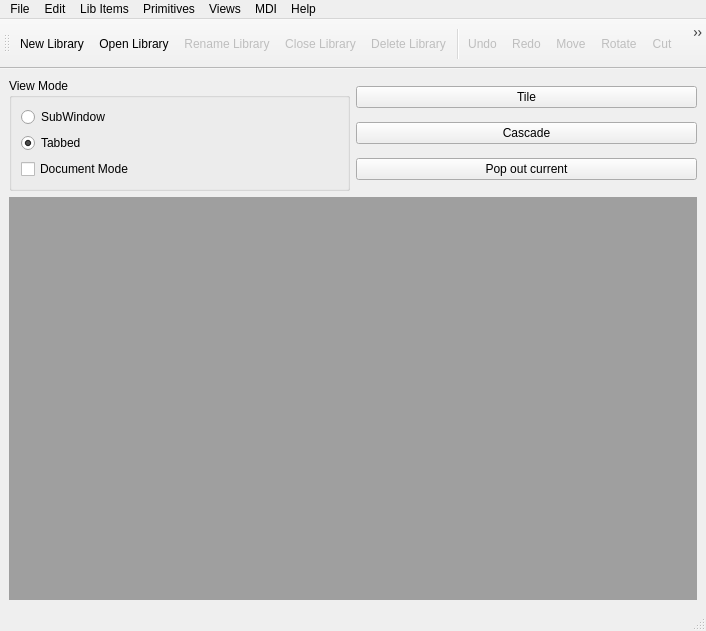
This is src/ui/libwindow.ui in sonicsmooth/eellamaqt as Qt 5 draws it before an edit. The edited form follows.
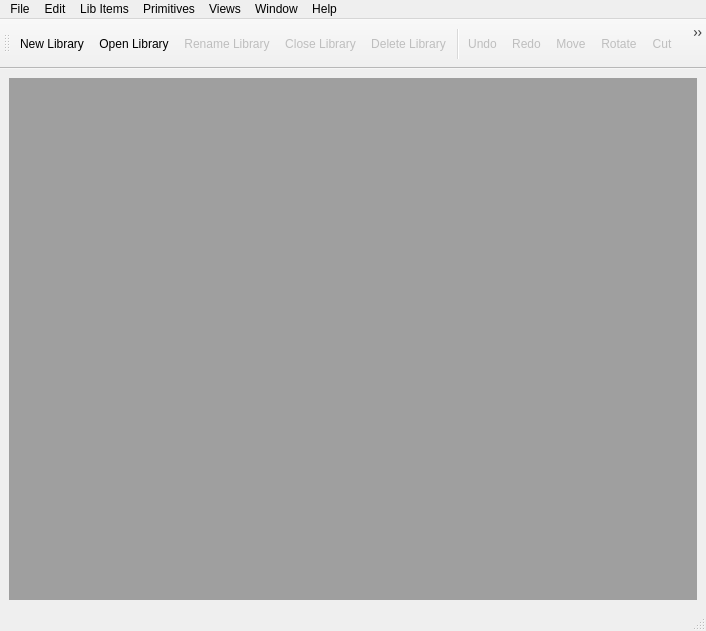
This is the edited form. Icons and pictures are not drawn.

Diff of the .ui file:
```diff
--- a/src/ui/libwindow.ui
+++ b/src/ui/libwindow.ui
@@ -19,75 +19,7 @@
   <widget class="QWidget" name="centralwidget">
    <layout class="QVBoxLayout" name="verticalLayout_3">
     <item>
-     <layout class="QHBoxLayout" name="horizontalLayout_2">
-      <item>
-       <widget class="QGroupBox" name="groupBox">
-        <property name="title">
-         <string>View Mode</string>
-        </property>
-        <property name="flat">
-         <bool>false</bool>
-        </property>
-        <layout class="QVBoxLayout" name="verticalLayout_2">
-         <item>
-          <widget class="QRadioButton" name="rbSubWindow">
-           <property name="text">
-            <string>SubWindow</string>
-           </property>
-           <property name="checked">
-            <bool>false</bool>
-           </property>
-          </widget>
-         </item>
-         <item>
-          <widget class="QRadioButton" name="rbTabbed">
-           <property name="text">
-            <string>Tabbed</string>
-           </property>
-           <property name="checked">
-            <bool>true</bool>
-           </property>
-          </widget>
-         </item>
-         <item>
-          <widget class="QCheckBox" name="cbDocMode">
-           <property name="text">
-            <string>Document Mode</string>
-           </property>
-          </widget>
-         </item>
-        </layout>
-       </widget>
-      </item>
-      <item>
-       <layout class="QVBoxLayout" name="verticalLayout_4">
-        <item>
-         <widget class="QPushButton" name="pbTile">
-          <property name="text">
-           <string>Tile</string>
-          </property>
-         </widget>
-        </item>
-        <item>
-         <widget class="QPushButton" name="pbCascade">
-          <property name="text">
-           <string>Cascade</string>
-          </property>
-         </widget>
-        </item>
-        <item>
-         <widget class="QPushButton" name="pbPopout">
-          <property name="text">
-           <string>Pop out current</string>
-          </property>
-         </widget>
-        </item>
-       </layout>
-      </item>
-     </layout>
-    </item>
-    <item>
-     <layout class="QVBoxLayout" name="verticalLayout">
+     <layout class="QHBoxLayout" name="horizontalLayout">
       <item>
        <widget class="QMdiArea" name="mdiArea">
         <property name="viewMode">
@@ -186,9 +118,9 @@
     <addaction name="actionLibTreeView"/>
     <addaction name="actionLibTableView"/>
    </widget>
-   <widget class="QMenu" name="menuMI">
+   <widget class="QMenu" name="menuWindow">
     <property name="title">
-     <string>MDI</string>
+     <string>Window</string>
     </property>
     <addaction name="actionSubWindow_View"/>
     <addaction name="actionTabbed_View"/>
@@ -198,7 +130,7 @@
    <addaction name="menuLibrary"/>
    <addaction name="menuEdit"/>
    <addaction name="menuViews"/>
-   <addaction name="menuMI"/>
+   <addaction name="menuWindow"/>
    <addaction name="menuHelp_2"/>
   </widget>
   <widget class="QToolBar" name="toolBar">
```
Left out of the diff: 84 changed lines with no effect on the pictures.
